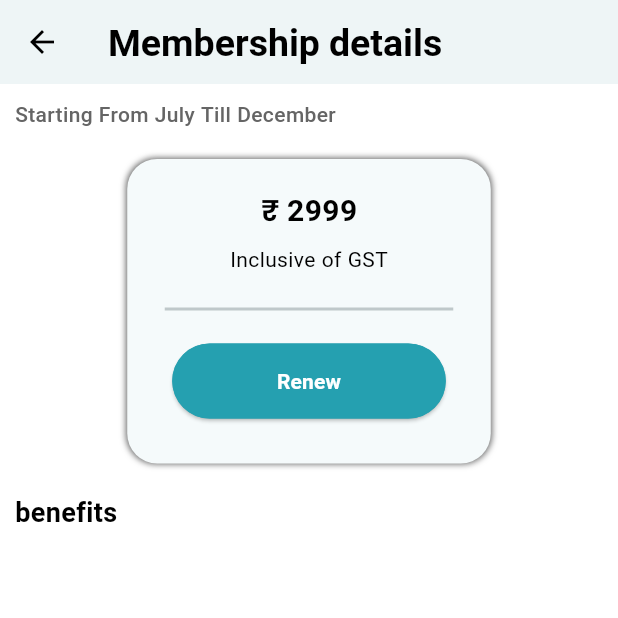
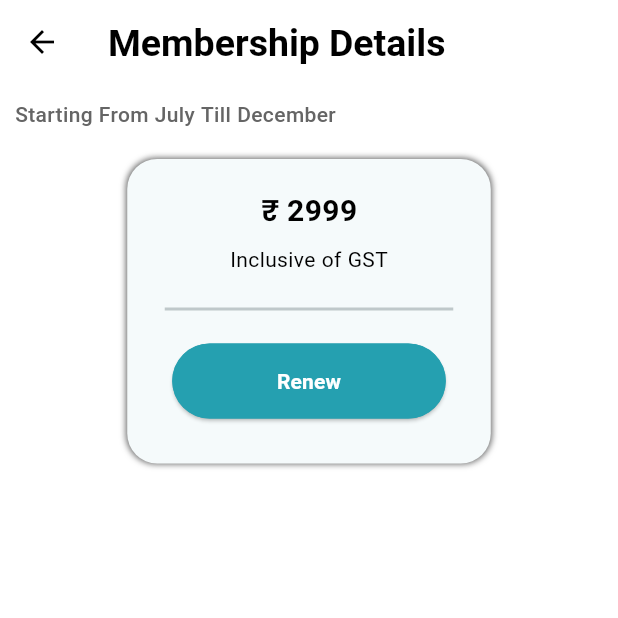
Before and after one commit to pratikrane1/ahar_social_app, a Flutter app: the ProfileScreen screen opened directly, scrolled down 237 dp, after a tap on "Membership Detail", on a phone screen of 412 x 824 dp, the top half of it. Run offline on Flutter 3.47's test engine with Material 2 defaults, Android fonts, the phone set to English and light mode, and no system bars; our stand-ins replace bubble, cached_network_image, carousel_slider, cloud_firestore, dartz, dotted_line and 24 more; missing offline and left inert: cloud_firestore_web, easy_image_viewer, firebase_auth_web, firebase_core_web, firebase_storage_web, image_picker_for_web and 2 more; accounts and stored records are empty; network calls fail; Roboto replaces fonts that are missing (Montserrat).

Commit message:
ui changes in screens

```diff
--- a/lib/screen/profile/cutomer support/customer_support.dart
+++ b/lib/screen/profile/cutomer support/customer_support.dart
@@ -230,21 +230,21 @@ class _CustomerSupportScreenState extends State<CustomerSupportScreen> {
               child: RichText(
                 textAlign: TextAlign.center,
                 text: TextSpan(
-                  text: 'If you prefer to speak '.tr,
+                  text: 'If you prefer to speak with a support representative directly, you can reach our helpline at '.tr,
                   style: const TextStyle(
                       fontSize: 19,
                       fontFamily: 'Montserrat-Bold',
                       fontWeight: FontWeight.w500,
                       color: ThemeColors.customerSupportTextColor),
                   children: <TextSpan>[
-                    const TextSpan(text: "0123456789 ",
+                    const TextSpan(text: " 0123456789",
                       style: TextStyle(
                           fontSize: 20,
                           fontFamily: 'Montserrat-ExtraBold',
                           fontWeight: FontWeight.w700,
                           color: ThemeColors.primaryColor,
                       ),),
-                    TextSpan(text: 'our knowledgeable agents will be glad'.tr,),
+                    TextSpan(text: '.Our knowledgeable agents will be glad to assist you and provide step-by-step guidance.'.tr,),
 
                   ],
                 ),
--- a/lib/screen/profile/membership detail/membership_screen.dart
+++ b/lib/screen/profile/membership detail/membership_screen.dart
@@ -52,6 +52,7 @@ class _MembershipScreenState extends State<MembershipScreen> {
         appBar: AppBar(
           // toolbarHeight: 100,
           backgroundColor: ThemeColors.whiteColor,
+          surfaceTintColor: ThemeColors.whiteColor,
           // leadingWidth: MediaQuery.of(context).size.width,
           leading: IconButton(
             splashRadius: 20,
@@ -67,7 +68,7 @@ class _MembershipScreenState extends State<MembershipScreen> {
             ),
           ),
           title: Text(
-            "Membership details",
+            "Membership Details",
             style: Theme.of(context).textTheme.headline6!.copyWith(
               fontSize: 25,
               fontWeight: FontWeight.w600,
@@ -190,12 +191,12 @@ class _MembershipScreenState extends State<MembershipScreen> {
 
                     const SizedBox(height: 20,),
 
-                    Text('benefits'.tr,
-                      style:const TextStyle(
-                          fontSize: 18,
-                          fontFamily: 'Montserrat',
-                          fontWeight: FontWeight.w600,
-                          color: ThemeColors.blackColor),),
+                    // Text('benefits'.tr,
+                    //   style:const TextStyle(
+                    //       fontSize: 18,
+                    //       fontFamily: 'Montserrat',
+                    //       fontWeight: FontWeight.w600,
+                    //       color: ThemeColors.blackColor),),
 
                     ///Benifits String
                     // Html(
--- a/lib/screen/profile/profile.dart
+++ b/lib/screen/profile/profile.dart
@@ -12,6 +12,7 @@ import 'package:socialrecipe/utils/app_constants.dart';
 import 'package:socialrecipe/utils/images.dart';
 import 'package:socialrecipe/utils/theme_colors.dart';
 import 'package:socialrecipe/widget/custom_image.dart';
+import '../group/group_listing_detail_screen.dart';
 import 'ahar office bearers/ahar_office_bearers.dart';
 import 'cutomer support/customer_support.dart';
 import 'faq/faq_screen.dart';
@@ -128,9 +129,7 @@ class _ProfileScreenState extends State<ProfileScreen> {
               ///Ahar Office Bearers
               InkWell(
                 onTap: () {
-                  Navigator.push(context, MaterialPageRoute(
-                      builder: (context) => AharOfficeBearersScreen()
-                  ));
+                  Navigator.push(context, MaterialPageRoute(builder: (context)=>GroupDetailScreen(title: "Office Bearers",)));
                 },
                 child: Container(
                   decoration: BoxDecoration(
@@ -145,7 +144,7 @@ class _ProfileScreenState extends State<ProfileScreen> {
                       Images.refer_icon, height: 25,
                       color: ThemeColors.greyTextColor,
                     ),
-                    title:  Text('Ahar Office Bearers'.tr,
+                    title:  Text('Office Bearers'.tr,
                         style:const TextStyle(
                             fontSize: 14,
                             fontFamily: 'Montserrat',
@@ -163,9 +162,8 @@ class _ProfileScreenState extends State<ProfileScreen> {
               ///zonal team
               InkWell(
                 onTap: () {
-                  Navigator.push(context, MaterialPageRoute(
-                      builder: (context) => ZonalTeamScreen()
-                  ));
+                  Navigator.push(context, MaterialPageRoute(builder: (context)=>GroupDetailScreen(title: "Zonal Team",)));
+
                 },
                 child: Container(
                   decoration: BoxDecoration(
--- a/lib/screen/profile/transaction/transaction_history.dart
+++ b/lib/screen/profile/transaction/transaction_history.dart
@@ -219,7 +219,7 @@ class _TransactionHistoryScreenState extends State<TransactionHistoryScreen> {
                                   borderRadius: BorderRadius.circular(100),
                                   child: SvgPicture.asset(
                                     Images.avtar_icon, height: 25,
-                                    color: ThemeColors.greenColor,
+                                    color: Colors.green,
                                   ),
                                   // leaderData!.profileImage != null
                                   //       ? CustomImage(
```
Also changed, not shown: lib/screen/home/widget/image_video_widget.dart (+13 -0 lines).
